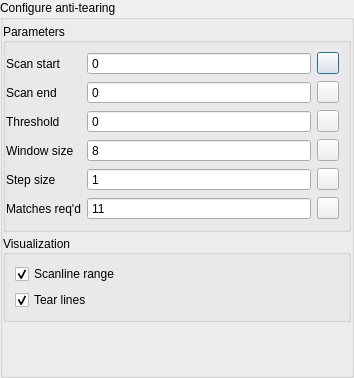
Before: the Qt Designer form src/display/qt/dialogs/ui/anti_tear_dialog.ui in mrehkopf/vcs, drawn with Qt 5.
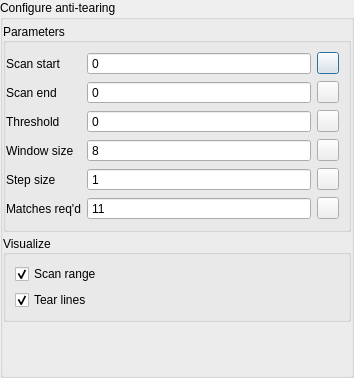
After: the same form once the commit is applied.

```diff
--- a/src/display/qt/dialogs/ui/anti_tear_dialog.ui
+++ b/src/display/qt/dialogs/ui/anti_tear_dialog.ui
@@ -401,7 +401,7 @@
              </sizepolicy>
             </property>
             <property name="title">
-             <string>Visualization</string>
+             <string>Visualize</string>
             </property>
             <property name="alignment">
              <set>Qt::AlignLeading|Qt::AlignLeft|Qt::AlignVCenter</set>
@@ -425,7 +425,7 @@
              <item row="0" column="0">
               <widget class="QCheckBox" name="checkBox_visualizeRange">
                <property name="text">
-                <string>Scanline range</string>
+                <string>Scan range</string>
                </property>
                <property name="checked">
                 <bool>true</bool>
```
